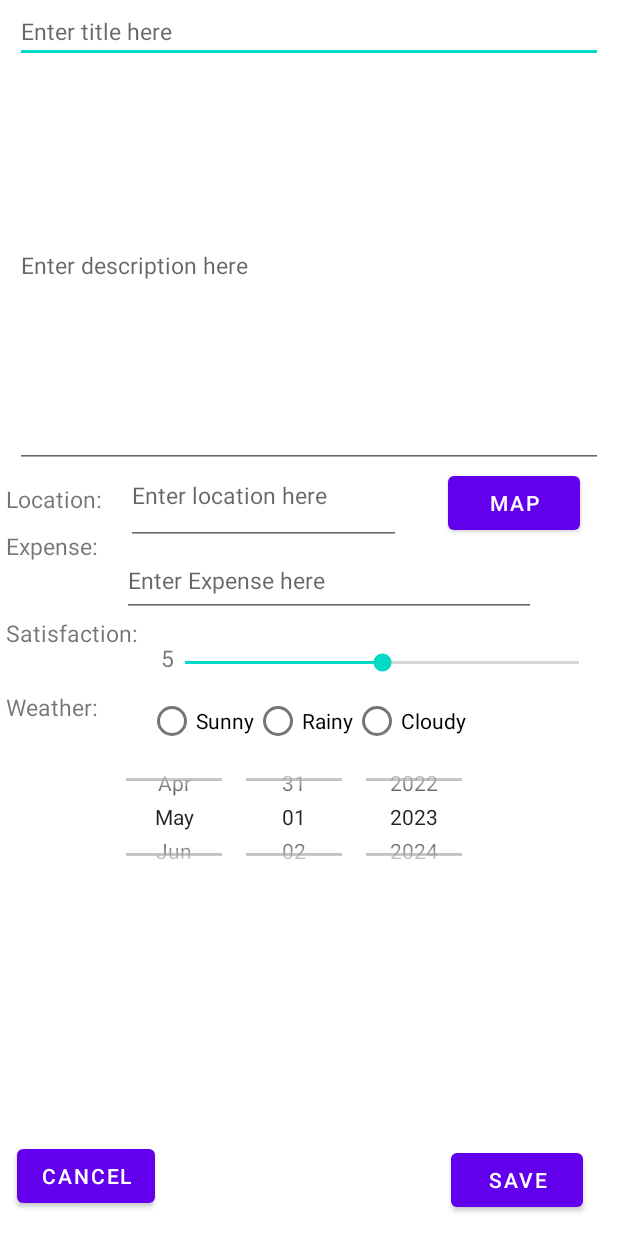
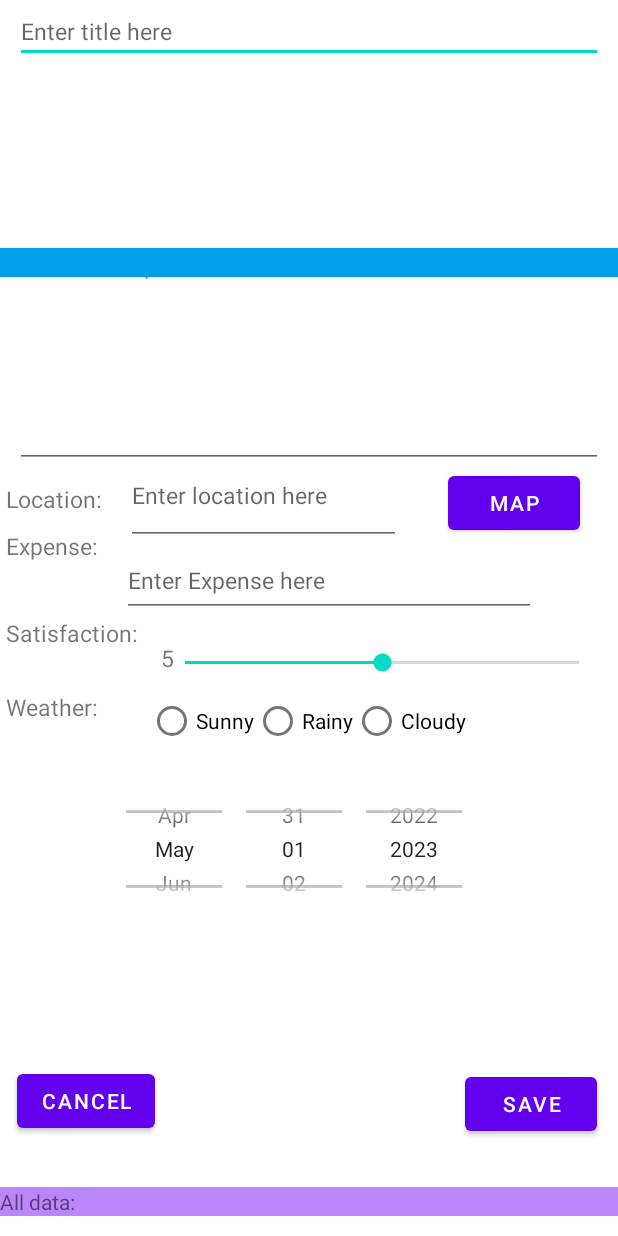
Before and after one commit to hannah-shaw/Wanderlogix, an Android app: the fragment AddTravelDiaryFragment shown on its own in the app's theme, on a phone screen of 412 x 824 dp. Run offline under Robolectric (Android 15) with nearby library versions, the phone set to English and light mode, and no system bars; our stand-ins replace Room's generated code.

Commit message:
数据库添加日记功能，并且用LiveData and ViewModel展示在添加页面供大家测试。

```diff
--- a/app/src/main/java/com/example/myapplication/dao/DiaryDao.java
+++ b/app/src/main/java/com/example/myapplication/dao/DiaryDao.java
@@ -37,4 +37,5 @@ public interface DiaryDao {
     @Query("SELECT id FROM diary_entries")
     List<Integer> getId();
 
+
 }
--- a/app/src/main/java/com/example/myapplication/fragment/AddTravelDiaryFragment.java
+++ b/app/src/main/java/com/example/myapplication/fragment/AddTravelDiaryFragment.java
@@ -1,10 +1,17 @@
 package com.example.myapplication.fragment;
 
 import androidx.fragment.app.Fragment;
+import androidx.lifecycle.LiveData;
+import androidx.lifecycle.Observer;
+import androidx.lifecycle.ViewModel;
+import androidx.lifecycle.ViewModelProvider;
+import androidx.room.Database;
 
+import android.app.Application;
 import android.content.Context;
 import android.content.Intent;
 import android.content.SharedPreferences;
+import android.util.Log;
 import android.view.LayoutInflater;
 import android.view.ViewGroup;
 import android.widget.Toast;
@@ -21,11 +28,16 @@ import android.widget.TextView;
 
 import com.example.myapplication.MainActivity;
 import com.example.myapplication.SelectMapActivity;
+import com.example.myapplication.database.DiaryDatabase;
 import com.example.myapplication.databinding.AddTravelDiaryFragmentBinding;
+import com.example.myapplication.entity.DiaryEntry;
+import com.example.myapplication.repository.DiaryRepository;
+import com.example.myapplication.viewmodel.DiaryViewModel;
 
 import java.text.SimpleDateFormat;
 import java.util.Calendar;
 import java.util.Date;
+import java.util.List;
 
 public class AddTravelDiaryFragment extends Fragment {
     private EditText titleEditText;
@@ -40,12 +52,20 @@ public class AddTravelDiaryFragment extends Fragment {
     private RadioGroup weatherRadioGroup;
 
     private AddTravelDiaryFragmentBinding binding;
+
     //private AddFragmentBinding addBinding;
 
+    //把数据存入数据库而定义的变量
+    //private DiaryDatabase diaryDatabase;
+    private DiaryViewModel diaryViewModel;
+    //private LiveData<List<DiaryEntry>> diaryLiveData;
+   // private DiaryRepository cRepository;
+   // private static final String MY_TAG = "MY_FRAGMENT_TAG";
     @Override
     public View onCreateView(LayoutInflater inflater, ViewGroup container, Bundle savedInstanceState){
         binding = AddTravelDiaryFragmentBinding.inflate(inflater, container, false);
         View view = binding.getRoot();
+
         titleEditText = binding.titleEdittext;
         descriptionEditText = binding.descriptionEdittext;
         locationEditText = binding.locationEdittext;
@@ -55,6 +75,8 @@ public class AddTravelDiaryFragment extends Fragment {
         satisfactionSeekBar = binding.satisfactionSlider;
         satisfactionScoreTextView = binding.satisfactionScoreTextview;
         weatherRadioGroup = binding.weatherRadiogroup;
+       // diaryDatabase = DiaryDatabase.getInstance(getActivity());
+       // diaryLiveData = cRepository.getAllDiary();
 
         // Set up the category spinner category_array
        /* String[] categories = getResources().getStringArray(R.array.category_array);
@@ -135,7 +157,7 @@ public class AddTravelDiaryFragment extends Fragment {
                 String title = titleEditText.getText().toString().trim();
                 String description = descriptionEditText.getText().toString().trim();
                 String location = locationEditText.getText().toString().trim();
-                double expense = Double.parseDouble(expenseEditText.getText().toString());
+                int expense = Integer.parseInt(expenseEditText.getText().toString());
                 //int categoryIndex = categorySpinner.getSelectedItemPosition();
                 //String satisfaction = satisfactionScoreTextView.getText().toString();
                 int satisfaction = satisfactionSeekBar.getProgress();
@@ -154,8 +176,15 @@ public class AddTravelDiaryFragment extends Fragment {
                 String dateString = sdf.format(date);
 
                 // Do something with the user input, such as save it to a database
+                //String title, String date, String description, String weather, String location, int fee, int rating
+                DiaryEntry newDiary = new DiaryEntry(title, dateString,description, weather,location, expense, satisfaction);
+                //diaryDatabase.diaryDao().insert(newDiary);
+                diaryViewModel.insert(newDiary);
+                binding.textViewAdd.setText("Added Record: " + title + " " +
+                        location + " " + satisfaction);
+            }
 
-            }
+
         });
         binding.mapbutton.setOnClickListener(new View.OnClickListener(){
             @Override
@@ -193,6 +222,31 @@ public class AddTravelDiaryFragment extends Fragment {
 
             }
         });
+        // Add an observer that listens for changes to the expense list
+        //we make sure that AndroidViewModelFactory creates the view model so it can
+        //accept the Application as the parameter
+        //diaryViewModel =
+        //       ViewModelProvider.AndroidViewModelFactory.getInstance(getApplication()).create(DiaryViewModel.class);
+        Context context = requireActivity().getApplicationContext();
+
+        diaryViewModel = new ViewModelProvider(requireActivity()).get(DiaryViewModel.class);
+
+
+        diaryViewModel.getAllDiary().observe(getViewLifecycleOwner(), new Observer<List<DiaryEntry>>() {
+            @Override
+            public void onChanged(List<DiaryEntry> customers) {
+                String allCustomers = "";
+                for (DiaryEntry temp : customers) {
+                    String customerDetails = (temp.getTitle() + " " + temp.getDate() + " "
+                            + temp.getWeather() + " " + temp.getLocation());
+                    allCustomers = allCustomers +
+                            System.getProperty("line.separator") + customerDetails;
+                }
+                binding.textViewRead.setText("All data: " + allCustomers);
+            }
+        });
+
+
 
         return view;
     }
--- a/app/src/main/java/com/example/myapplication/repository/DiaryRepository.java
+++ b/app/src/main/java/com/example/myapplication/repository/DiaryRepository.java
@@ -1,4 +1,34 @@
 package com.example.myapplication.repository;
 
+import android.app.Application;
+
+import androidx.lifecycle.LiveData;
+
+import com.example.myapplication.dao.DiaryDao;
+import com.example.myapplication.database.DiaryDatabase;
+import com.example.myapplication.entity.DiaryEntry;
+
+import java.util.List;
+
 public class DiaryRepository {
+    //private CustomerDAO customerDao;
+    private DiaryDao diaryDao;
+    private LiveData<List<DiaryEntry>> allDiary;
+    public DiaryRepository(Application application){
+        DiaryDatabase db = DiaryDatabase.getInstance(application);
+        diaryDao =db.diaryDao();
+        allDiary= diaryDao.getAll();
+    }
+    // Room executes this query on a separate thread
+    public LiveData<List<DiaryEntry>> getAllDiary(){
+        return allDiary;
+    }
+    public void insert(final DiaryEntry diary){
+        DiaryDatabase.databaseWriteExecutor.execute(new Runnable() {
+            @Override
+            public void run() {
+                diaryDao.insert(diary);
+            }
+        });
+    }
 }
--- a/app/src/main/java/com/example/myapplication/viewmodel/DiaryViewModel.java
+++ b/app/src/main/java/com/example/myapplication/viewmodel/DiaryViewModel.java
@@ -1,4 +1,30 @@
 package com.example.myapplication.viewmodel;
 
-public class DiaryViewModel {
+import android.app.Application;
+
+import androidx.lifecycle.AndroidViewModel;
+import androidx.lifecycle.LiveData;
+
+import com.example.myapplication.entity.DiaryEntry;
+import com.example.myapplication.repository.DiaryRepository;
+
+import java.util.List;
+import java.util.concurrent.CompletableFuture;
+
+public class DiaryViewModel  extends AndroidViewModel {
+    private DiaryRepository dRepository;
+    private LiveData<List<DiaryEntry>> alldiaries;
+    public DiaryViewModel (Application application) {
+        super(application);
+        dRepository = new DiaryRepository(application);
+        alldiaries = dRepository.getAllDiary();
+    }
+    public LiveData<List<DiaryEntry>> getAllDiary() {
+        return alldiaries;
+    }
+    public void insert(DiaryEntry diaryEntry) {
+        dRepository.insert(diaryEntry);
+    }
+
+
 }
--- a/app/src/main/res/layout/add_travel_diary_fragment.xml
+++ b/app/src/main/res/layout/add_travel_diary_fragment.xml
@@ -127,7 +127,7 @@
 
     <RadioGroup
         android:id="@+id/weather_radiogroup"
-        android:layout_width="298dp"
+        android:layout_width="285dp"
         android:layout_height="wrap_content"
         android:layout_below="@id/weather_textview"
         android:layout_marginStart="33dp"
@@ -162,9 +162,9 @@
         android:layout_height="100dp"
         android:layout_below="@id/weather_radiogroup"
         android:layout_marginLeft="10dp"
-        android:layout_marginTop="-10dp"
+        android:layout_marginTop="11dp"
         android:calendarViewShown="false"
-        android:datePickerMode="spinner"/>
+        android:datePickerMode="spinner" />
 
     <Button
         android:id="@+id/save_button"
@@ -172,10 +172,20 @@
         android:layout_height="wrap_content"
         android:layout_alignParentEnd="true"
         android:layout_alignParentBottom="true"
-        android:layout_marginEnd="23dp"
-        android:layout_marginBottom="13dp"
+        android:layout_marginEnd="14dp"
+        android:layout_marginBottom="64dp"
         android:onClick="onSaveButtonClicked"
         android:text="Save" />
+
+    <TextView
+        android:id="@+id/textView_add"
+        android:layout_width="match_parent"
+        android:layout_height="wrap_content"
+        android:layout_alignParentEnd="true"
+        android:layout_alignParentBottom="true"
+        android:layout_marginEnd="-3dp"
+        android:layout_marginBottom="639dp"
+        android:background="@color/colorPrimary" />
 
     <Button
         android:id="@+id/clear_button"
@@ -184,9 +194,18 @@
         android:layout_alignParentStart="true"
         android:layout_alignParentBottom="true"
         android:layout_marginStart="11dp"
-        android:layout_marginBottom="16dp"
+        android:layout_marginBottom="66dp"
         android:onClick="onClearButtonClicked"
         android:text="Cancel" />
 
+    <TextView
+        android:id="@+id/textView_read"
+        android:layout_width="match_parent"
+        android:layout_height="wrap_content"
+        android:layout_alignParentEnd="true"
+        android:layout_alignParentBottom="true"
+        android:layout_marginEnd="-5dp"
+        android:layout_marginBottom="13dp"
+        android:background="@color/purple_200" />
 
 </RelativeLayout>
```
Also changed, not shown: app/src/main/java/com/example/myapplication/entity/DiaryEntry.java (+74 -0 lines).
